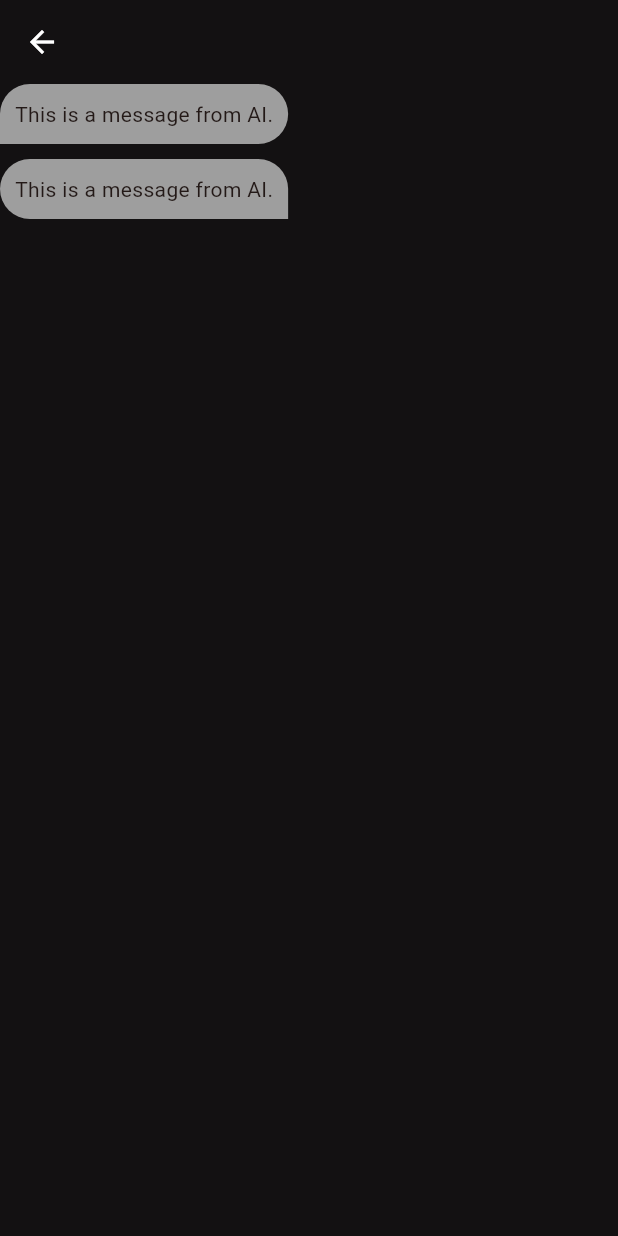
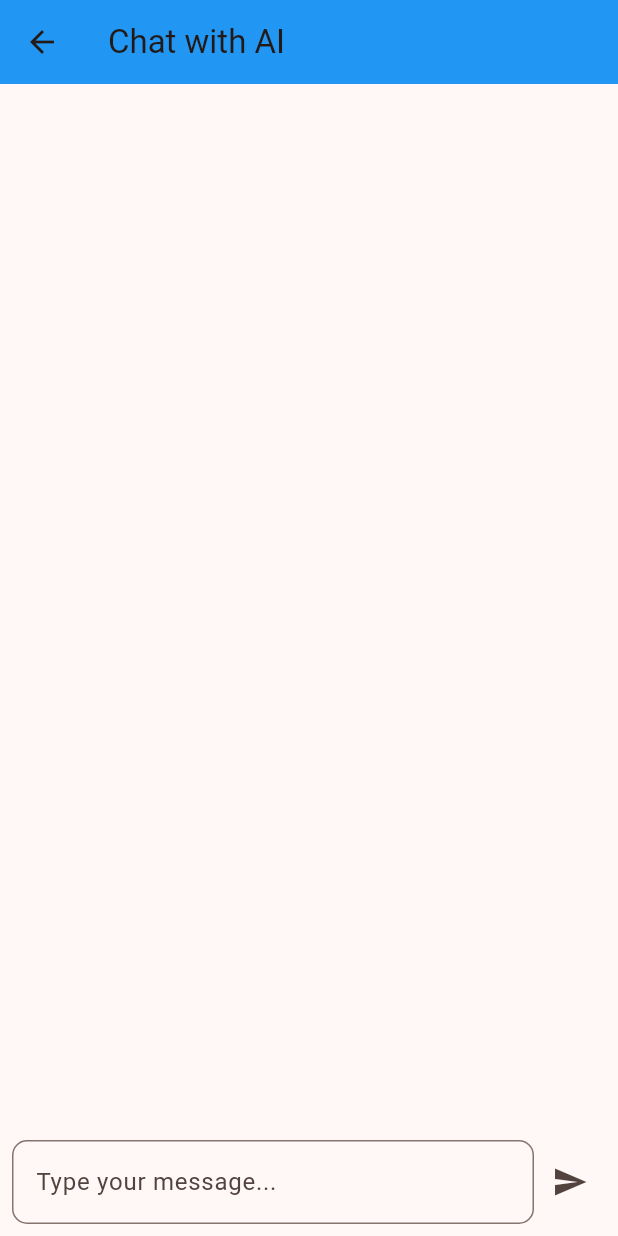
Before and after one commit to BluLightning/official_communiclear, a Flutter app: the PracticeScreen screen opened directly, on a phone screen of 412 x 824 dp. Run offline on Flutter 3.47's test engine with Material 3 defaults, Android fonts, the phone set to English and light mode, and no system bars; our stand-ins replace file_picker, google_fonts, permission_handler; missing offline and left inert: flutter_sound.

Commit message:
Added new chat screen with AI chat box

```diff
--- a/lib/screens/practice_screen.dart
+++ b/lib/screens/practice_screen.dart
@@ -1,5 +1,6 @@
+import 'dart:convert';
 import 'package:flutter/material.dart';
-import 'package:official_communiclear/constants/color_constants.dart';
+import 'package:http/http.dart' as http;
 
 class PracticeScreen extends StatefulWidget {
   const PracticeScreen({super.key});
@@ -9,49 +10,117 @@ class PracticeScreen extends StatefulWidget {
 }
 
 class _PracticeScreenState extends State<PracticeScreen> {
+  final TextEditingController _controller = TextEditingController();
+  final List<Map<String, String>> _messages = [];
+  bool _isLoading = false;
+
+  // Replace with your OpenAI API key
+  final String _apiKey = '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';
+
+  Future<void> _sendMessage(String message) async {
+    setState(() {
+      _isLoading = true;
+      _messages.add({"sender": "user", "message": message});
+    });
+
+    final response = await http.post(
+      Uri.parse('https://api.openai.com/v1/chat/completions'),
+      headers: {
+        'Authorization': 'Bearer $_apiKey',
+        'Content-Type': 'application/json',
+      },
+      body: json.encode({
+        "model": "gpt-3.5-turbo", // or use your preferred OpenAI model
+        "messages": [
+          {"role": "user", "content": message}
+        ]
+      }),
+    );
+
+    if (response.statusCode == 200) {
+      final data = json.decode(response.body);
+      final aiMessage = data['choices'][0]['message']['content'];
+
+      setState(() {
+        _messages.add({"sender": "ai", "message": aiMessage});
+        _isLoading = false;
+      });
+    } else {
+      setState(() {
+        _messages.add({"sender": "ai", "message": "Error: Unable to fetch response."});
+        _isLoading = false;
+      });
+    }
+  }
+
   @override
   Widget build(BuildContext context) {
     return Scaffold(
       appBar: AppBar(
-          iconTheme: IconThemeData(
-            color: Colors.white,
+        title: Text("Chat with AI"),
+        backgroundColor: Colors.blue,
       ),
-          backgroundColor: ColorConst.backgroundColor,
+      body: Column(
+        children: [
+          Expanded(
+            child: ListView.builder(
+              itemCount: _messages.length,
+              itemBuilder: (context, index) {
+                final message = _messages[index];
+                final isUser = message['sender'] == 'user';
+                return Align(
+                  alignment: isUser ? Alignment.centerRight : Alignment.centerLeft,
+                  child: Container(
+                    margin: EdgeInsets.symmetric(vertical: 5, horizontal: 10),
+                    padding: EdgeInsets.all(10),
+                    decoration: BoxDecoration(
+                      color: isUser ? Colors.blue : Colors.grey.shade300,
+                      borderRadius: BorderRadius.circular(10),
                     ),
-        body: Container(
-          color: ColorConst.backgroundColor,
-          width: MediaQuery.of(context).size.width,
-          child: Column(
-            crossAxisAlignment: CrossAxisAlignment.start,
+                    child: Text(
+                      message['message']!,
+                      style: TextStyle(color: isUser ? Colors.white : Colors.black),
+                    ),
+                  ),
+                );
+              },
+            ),
+          ),
+          if (_isLoading)
+            Padding(
+              padding: const EdgeInsets.all(8.0),
+              child: CircularProgressIndicator(),
+            ),
+          Padding(
+            padding: const EdgeInsets.all(8.0),
+            child: Row(
               children: [
-              Container(
-                  decoration: BoxDecoration(
-                    color: Colors.grey.shade500,
-                    borderRadius: BorderRadius.only(
-                        topLeft: Radius.circular(30),
-                        topRight: Radius.circular(30),
-                        bottomRight: Radius.circular(30)),
+                Expanded(
+                  child: TextField(
+                    controller: _controller,
+                    decoration: InputDecoration(
+                      hintText: "Type your message...",
+                      border: OutlineInputBorder(
+                        borderRadius: BorderRadius.circular(10),
                       ),
-                  child: Padding(
-                    padding: const EdgeInsets.all(10.0),
-                    child: Text("This is a message from AI."),
-                  )
                     ),
-              SizedBox(height: 10,),
-              Container(
-                  decoration: BoxDecoration(
-                    color: Colors.grey.shade500,
-                    borderRadius: BorderRadius.only(
-                        topLeft: Radius.circular(30),
-                        topRight: Radius.circular(30),
-                        bottomLeft: Radius.circular(30)),
                   ),
-                  child: Padding(
-                    padding: const EdgeInsets.all(10.0),
-                    child: Text("This is a message from AI."),
-                  ))
+                ),
+                IconButton(
+                  icon: Icon(Icons.send),
+                  onPressed: () {
+                    final message = _controller.text.trim();
+                    if (message.isNotEmpty) {
+                      _controller.clear();
+                      _sendMessage(message);
+                    }
+                  },
+                ),
               ],
             ),
-        ));
+          ),
+        ],
+      ),
+    );
   }
 }
--- a/pubspec.yaml
+++ b/pubspec.yaml
@@ -39,6 +39,7 @@ dependencies:
   flutter_sound: ^9.2.13
   permission_handler: ^10.2.0
   file_picker: ^8.1.3
+  http: ^1.2.2
 
 dev_dependencies:
   flutter_test:
```
Lines whose indentation alone changed are shown as unchanged.
